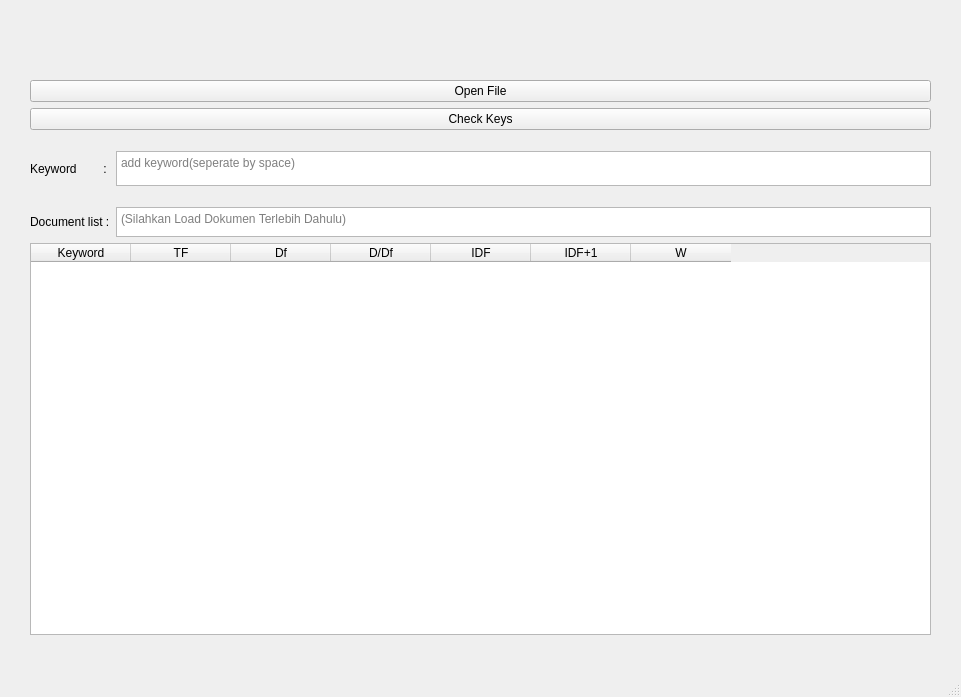
First picture: the form in SKTI Tugas 2.ui, repository andre002wp/STKI-Semester-5, before the edit.
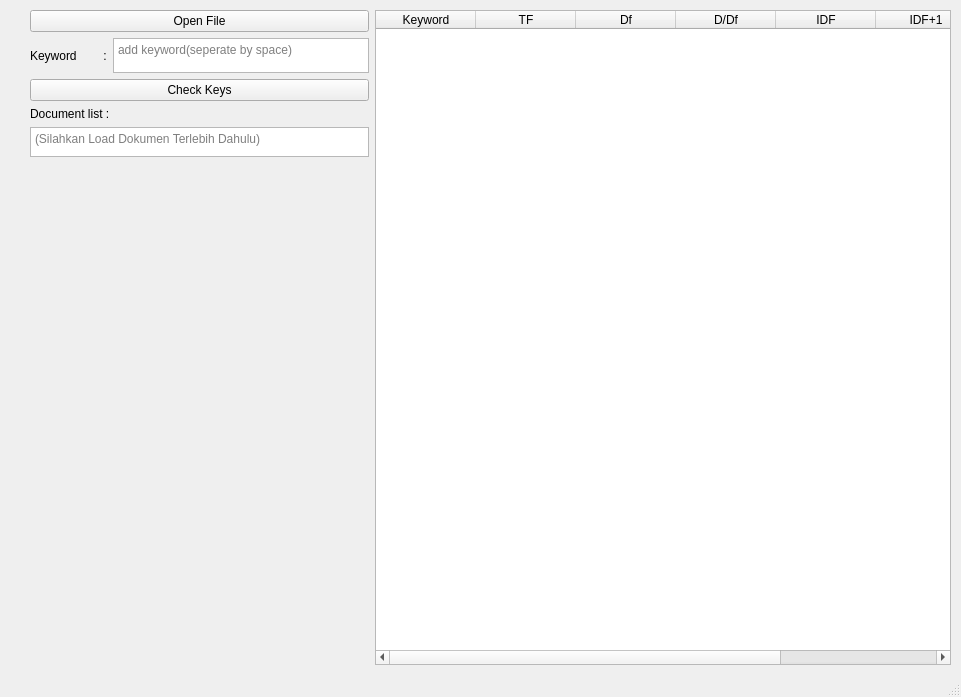
Second picture: the form after the edit.

The edit to the form file:
```diff
--- a/SKTI Tugas 2.ui
+++ b/SKTI Tugas 2.ui
@@ -16,106 +16,40 @@
   <widget class="QWidget" name="centralwidget">
    <layout class="QGridLayout" name="gridLayout">
     <property name="leftMargin">
-     <number>30</number>
+     <number>10</number>
     </property>
     <property name="topMargin">
-     <number>30</number>
+     <number>10</number>
     </property>
     <property name="rightMargin">
-     <number>30</number>
+     <number>10</number>
     </property>
     <property name="bottomMargin">
-     <number>40</number>
+     <number>10</number>
     </property>
-    <item row="12" column="1">
-     <widget class="QTextEdit" name="txt_keyword">
-      <property name="maximumSize">
-       <size>
-        <width>16777215</width>
-        <height>35</height>
-       </size>
+    <item row="0" column="0">
+     <layout class="QHBoxLayout" name="horizontalLayout" stretch="0,1">
+      <property name="bottomMargin">
+       <number>0</number>
       </property>
-      <property name="placeholderText">
-       <string>add keyword(seperate by space)</string>
-      </property>
-     </widget>
-    </item>
-    <item row="13" column="0" colspan="2">
-     <spacer name="verticalSpacer_2">
-      <property name="orientation">
-       <enum>Qt::Vertical</enum>
-      </property>
-      <property name="sizeType">
-       <enum>QSizePolicy::Preferred</enum>
-      </property>
-      <property name="sizeHint" stdset="0">
-       <size>
-        <width>20</width>
-        <height>15</height>
-       </size>
-      </property>
-     </spacer>
-    </item>
-    <item row="16" column="0" colspan="2">
-     <widget class="QTableWidget" name="result_table">
-      <property name="focusPolicy">
-       <enum>Qt::NoFocus</enum>
-      </property>
-      <attribute name="horizontalHeaderVisible">
-       <bool>true</bool>
-      </attribute>
-      <column>
-       <property name="text">
-        <string>Keyword</string>
-       </property>
-      </column>
-      <column>
-       <property name="text">
-        <string>TF</string>
-       </property>
-      </column>
-      <column>
-       <property name="text">
-        <string>Df</string>
-       </property>
-      </column>
-      <column>
-       <property name="text">
-        <string>D/Df</string>
-       </property>
-      </column>
-      <column>
-       <property name="text">
-        <string>IDF</string>
-       </property>
-      </column>
-      <column>
-       <property name="text">
-        <string>IDF+1</string>
-       </property>
-      </column>
-      <column>
-       <property name="text">
-        <string>W</string>
-       </property>
-      </column>
-     </widget>
-    </item>
-    <item row="1" column="0" colspan="2">
+      <item>
+       <layout class="QVBoxLayout" name="verticalLayout_2">
+        <property name="leftMargin">
+         <number>20</number>
+        </property>
+        <item>
      <widget class="QPushButton" name="openFilebtn">
       <property name="text">
        <string>Open File</string>
       </property>
      </widget>
     </item>
-    <item row="2" column="0" colspan="2">
-     <widget class="QPushButton" name="checkKeysbtn">
-      <property name="text">
-       <string>Check Keys</string>
-      </property>
-     </widget>
-    </item>
-    <item row="12" column="0">
+        <item>
+         <layout class="QHBoxLayout" name="horizontalLayout_3">
+          <property name="topMargin">
+           <number>0</number>
+          </property>
+          <item>
      <widget class="QLabel" name="label">
       <property name="text">
        <string>Keyword        :</string>
@@ -128,39 +62,36 @@
       </property>
      </widget>
     </item>
-    <item row="3" column="0" colspan="2">
-     <spacer name="verticalSpacer_3">
-      <property name="orientation">
-       <enum>Qt::Vertical</enum>
-      </property>
-      <property name="sizeType">
-       <enum>QSizePolicy::Preferred</enum>
-      </property>
-      <property name="sizeHint" stdset="0">
+          <item>
+           <widget class="QTextEdit" name="txt_keyword">
+            <property name="maximumSize">
        <size>
-        <width>20</width>
-        <height>15</height>
-       </size>
-      </property>
-     </spacer>
-    </item>
-    <item row="0" column="0" colspan="2">
-     <spacer name="verticalSpacer">
-      <property name="orientation">
-       <enum>Qt::Vertical</enum>
-      </property>
-      <property name="sizeType">
-       <enum>QSizePolicy::Preferred</enum>
-      </property>
-      <property name="sizeHint" stdset="0">
-       <size>
-        <width>20</width>
-        <height>50</height>
-       </size>
-      </property>
-     </spacer>
-    </item>
-    <item row="14" column="1">
+              <width>16777215</width>
+              <height>35</height>
+             </size>
+            </property>
+            <property name="placeholderText">
+             <string>add keyword(seperate by space)</string>
+            </property>
+           </widget>
+          </item>
+         </layout>
+        </item>
+        <item>
+         <widget class="QPushButton" name="checkKeysbtn">
+          <property name="text">
+           <string>Check Keys</string>
+          </property>
+         </widget>
+        </item>
+        <item>
+         <widget class="QLabel" name="label_2">
+          <property name="text">
+           <string>Document list :</string>
+          </property>
+         </widget>
+        </item>
+        <item>
      <widget class="QTextEdit" name="txt_document">
       <property name="sizePolicy">
        <sizepolicy hsizetype="Expanding" vsizetype="Preferred">
@@ -182,12 +113,74 @@
       </property>
      </widget>
     </item>
-    <item row="14" column="0">
-     <widget class="QLabel" name="label_2">
+        <item>
+         <spacer name="verticalSpacer">
+          <property name="orientation">
+           <enum>Qt::Vertical</enum>
+          </property>
+          <property name="sizeHint" stdset="0">
+           <size>
+            <width>20</width>
+            <height>40</height>
+           </size>
+          </property>
+         </spacer>
+        </item>
+       </layout>
+      </item>
+      <item>
+       <layout class="QVBoxLayout" name="verticalLayout">
+        <property name="leftMargin">
+         <number>0</number>
+        </property>
+        <item>
+         <widget class="QTableWidget" name="result_table">
+          <property name="focusPolicy">
+           <enum>Qt::NoFocus</enum>
+          </property>
+          <attribute name="horizontalHeaderVisible">
+           <bool>true</bool>
+          </attribute>
+          <column>
       <property name="text">
-       <string>Document list :</string>
-      </property>
-     </widget>
+            <string>Keyword</string>
+           </property>
+          </column>
+          <column>
+           <property name="text">
+            <string>TF</string>
+           </property>
+          </column>
+          <column>
+           <property name="text">
+            <string>Df</string>
+           </property>
+          </column>
+          <column>
+           <property name="text">
+            <string>D/Df</string>
+           </property>
+          </column>
+          <column>
+           <property name="text">
+            <string>IDF</string>
+           </property>
+          </column>
+          <column>
+           <property name="text">
+            <string>IDF+1</string>
+           </property>
+          </column>
+          <column>
+           <property name="text">
+            <string>W</string>
+           </property>
+          </column>
+         </widget>
+        </item>
+       </layout>
+      </item>
+     </layout>
     </item>
    </layout>
   </widget>
```
Left out of the diff: 2 changed lines with no effect on the pictures. Lines whose indentation alone changed are shown as unchanged.
